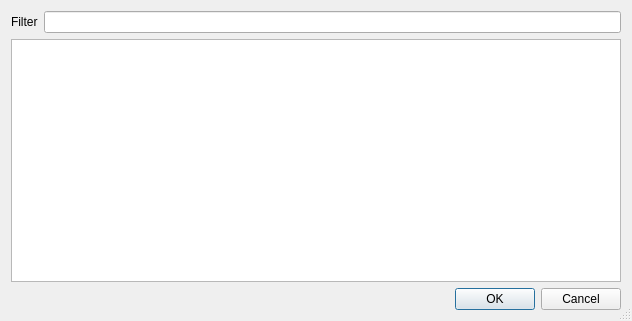
Old version of the form src/dialog_memoryregions.ui in the repository eteran/edb-debugger.
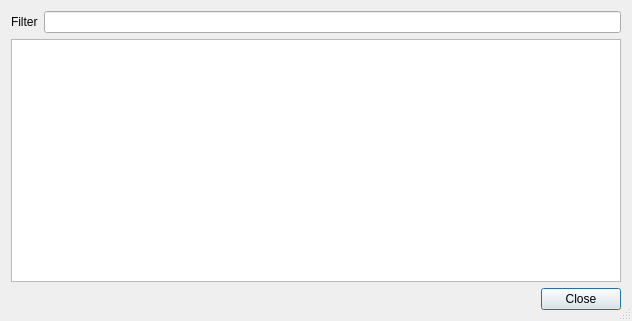
New version of the form. Custom widgets are drawn as their Qt base class.

Patch:
```diff
--- a/src/dialog_memoryregions.ui
+++ b/src/dialog_memoryregions.ui
@@ -64,7 +64,7 @@
       <enum>Qt::Horizontal</enum>
      </property>
      <property name="standardButtons">
-      <set>QDialogButtonBox::Cancel|QDialogButtonBox::Ok</set>
+      <set>QDialogButtonBox::Close</set>
      </property>
     </widget>
    </item>
```
Left out of the diff: 42 changed lines with no effect on the pictures.
